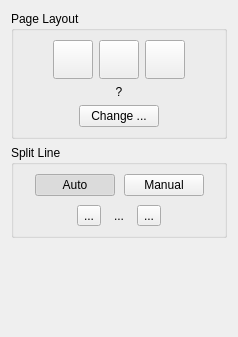
Qt form filters/page_split/ui/PageSplitOptionsWidget.ui (ImageProcessing-ElectronicPublications/scantailor-deviant) before a commit.
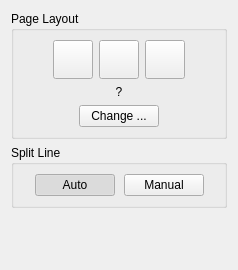
The same form after that commit. Icons and pictures are not drawn.

Commit message: Introduce a second cutter for the single page mode of the "Split Pages" stage.

The edit to the form file:
```diff
--- a/filters/page_split/ui/PageSplitOptionsWidget.ui
+++ b/filters/page_split/ui/PageSplitOptionsWidget.ui
@@ -7,7 +7,7 @@
     <x>0</x>
     <y>0</y>
     <width>238</width>
-    <height>337</height>
+    <height>270</height>
    </rect>
   </property>
   <property name="sizePolicy">
@@ -252,113 +252,6 @@
         </item>
        </layout>
       </item>
-      <item>
-       <widget class="QFrame" name="flipSidesFrame">
-        <property name="frameShape">
-         <enum>QFrame::NoFrame</enum>
-        </property>
-        <property name="frameShadow">
-         <enum>QFrame::Raised</enum>
-        </property>
-        <layout class="QHBoxLayout" name="horizontalLayout_2">
-         <property name="margin">
-          <number>0</number>
-         </property>
-         <item>
-          <spacer name="horizontalSpacer_5">
-           <property name="orientation">
-            <enum>Qt::Horizontal</enum>
-           </property>
-           <property name="sizeHint" stdset="0">
-            <size>
-             <width>13</width>
-             <height>20</height>
-            </size>
-           </property>
-          </spacer>
-         </item>
-         <item>
-          <widget class="QToolButton" name="leftSideBtn">
-           <property name="text">
-            <string>...</string>
-           </property>
-           <property name="icon">
-            <iconset resource="../../../resources/resources.qrc">
-             <normaloff>:/icons/left_page_plus_offcut_selected.png</normaloff>:/icons/left_page_plus_offcut_selected.png</iconset>
-           </property>
-           <property name="iconSize">
-            <size>
-             <width>32</width>
-             <height>32</height>
-            </size>
-           </property>
-           <property name="checkable">
-            <bool>true</bool>
-           </property>
-           <property name="autoExclusive">
-            <bool>true</bool>
-           </property>
-          </widget>
-         </item>
-         <item>
-          <widget class="QToolButton" name="flipSidesBtn">
-           <property name="text">
-            <string>...</string>
-           </property>
-           <property name="icon">
-            <iconset resource="../../../resources/resources.qrc">
-             <normaloff>:/icons/flip-sides.png</normaloff>:/icons/flip-sides.png</iconset>
-           </property>
-           <property name="iconSize">
-            <size>
-             <width>32</width>
-             <height>32</height>
-            </size>
-           </property>
-           <property name="autoRaise">
-            <bool>true</bool>
-           </property>
-          </widget>
-         </item>
-         <item>
-          <widget class="QToolButton" name="rightSideBtn">
-           <property name="text">
-            <string>...</string>
-           </property>
-           <property name="icon">
-            <iconset resource="../../../resources/resources.qrc">
-             <normaloff>:/icons/right_page_plus_offcut_selected.png</normaloff>:/icons/right_page_plus_offcut_selected.png</iconset>
-           </property>
-           <property name="iconSize">
-            <size>
-             <width>32</width>
-             <height>32</height>
-            </size>
-           </property>
-           <property name="checkable">
-            <bool>true</bool>
-           </property>
-           <property name="autoExclusive">
-            <bool>true</bool>
-           </property>
-          </widget>
-         </item>
-         <item>
-          <spacer name="horizontalSpacer_6">
-           <property name="orientation">
-            <enum>Qt::Horizontal</enum>
-           </property>
-           <property name="sizeHint" stdset="0">
-            <size>
-             <width>28</width>
-             <height>20</height>
-            </size>
-           </property>
-          </spacer>
-         </item>
-        </layout>
-       </widget>
-      </item>
      </layout>
     </widget>
    </item>
```
The commit also changes 17 other files.
